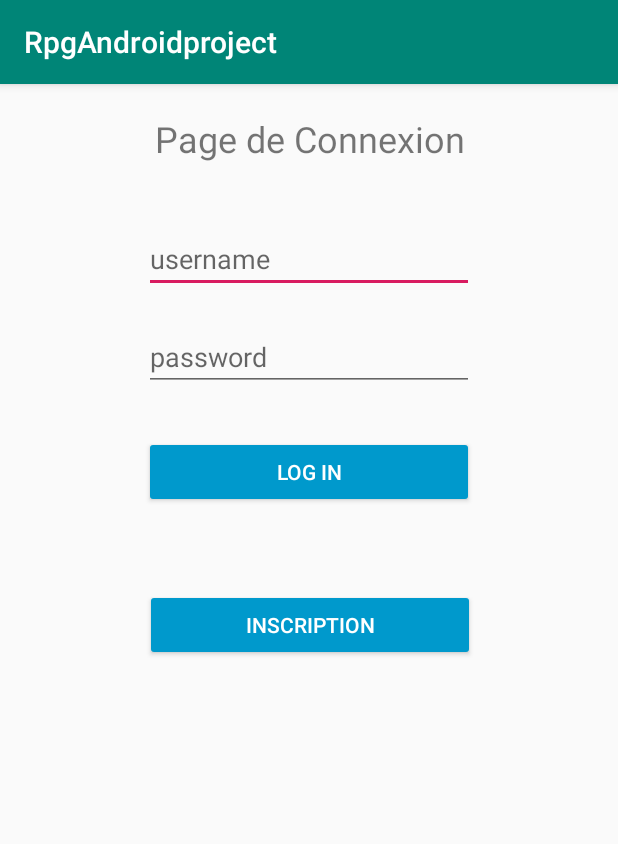
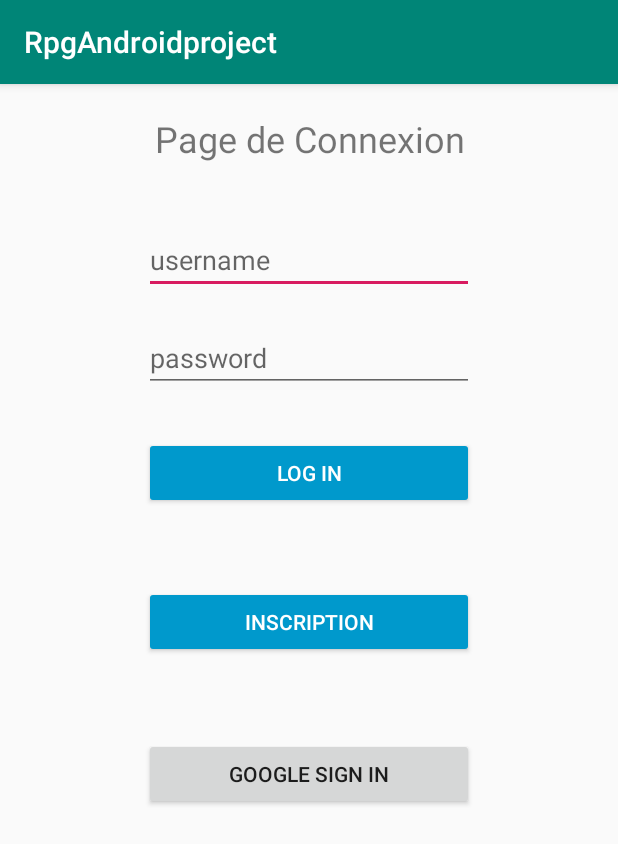
Before and after one commit to Tenshi25/RPGAndroidProject, an Android app: the screen it shows after launch (MainActivity), on a phone screen of 412 x 824 dp. Shown: the top 844 px of the screen. Run offline under Robolectric (Android 15) with nearby library versions, the phone set to English and light mode, and no system bars.

```diff
--- a/app/src/main/AndroidManifest.xml
+++ b/app/src/main/AndroidManifest.xml
@@ -2,7 +2,9 @@
 <manifest xmlns:android="http://schemas.android.com/apk/res/android"
     xmlns:tools="http://schemas.android.com/tools"
     package="master.ccm.rpgandroidproject">
-
+    <uses-permission android:name="android.permission.ACCOUNT_MANAGER"
+        tools:ignore="ProtectedPermissions" />
+    <uses-permission android:name="android.permission.INTERNET" />
     <application
         android:allowBackup="true"
         android:icon="@mipmap/ic_launcher"
--- a/app/src/main/java/master/ccm/rpgandroidproject/activite/MainActivity.java
+++ b/app/src/main/java/master/ccm/rpgandroidproject/activite/MainActivity.java
@@ -1,6 +1,8 @@
 package master.ccm.rpgandroidproject.activite;
 
 import android.content.Intent;
+import android.support.annotation.NonNull;
+import android.support.annotation.Nullable;
 import android.support.v7.app.AppCompatActivity;
 import android.os.Bundle;
 import android.util.Log;
@@ -8,11 +10,20 @@ import android.view.View;
 import android.widget.EditText;
 import android.widget.Toast;
 
+import com.google.android.gms.auth.api.Auth;
+import com.google.android.gms.auth.api.signin.GoogleSignInAccount;
+import com.google.android.gms.auth.api.signin.GoogleSignInOptions;
+import com.google.android.gms.auth.api.signin.GoogleSignInResult;
+import com.google.android.gms.common.ConnectionResult;
+import com.google.android.gms.common.api.GoogleApiClient;
+
 import master.ccm.rpgandroidproject.Entity.Utilisateur;
 import master.ccm.rpgandroidproject.R;
 import master.ccm.rpgandroidproject.manager.BDDManager;
 
-public class MainActivity extends AppCompatActivity {
+public class MainActivity extends AppCompatActivity implements GoogleApiClient.OnConnectionFailedListener {
+
+    GoogleApiClient mGoogleApiClient;
     private EditText champNom;
     private EditText champPassword;
     private static Utilisateur unUtilisateur = new Utilisateur();
@@ -23,7 +34,13 @@ public class MainActivity extends AppCompatActivity {
         setContentView(R.layout.activity_main);
         champNom =  findViewById(R.id.tb_username);
         champPassword =  findViewById(R.id.tb_password);
-
+        GoogleSignInOptions gso = new GoogleSignInOptions.Builder(GoogleSignInOptions.DEFAULT_SIGN_IN)
+                .requestEmail()
+                .build();
+        mGoogleApiClient = new GoogleApiClient.Builder(this)
+                .enableAutoManage(this, this)
+                .addApi(Auth.GOOGLE_SIGN_IN_API, gso)
+                .build();
     }
 
     public void onClickButtonInscription(View view) {
@@ -44,5 +61,25 @@ public class MainActivity extends AppCompatActivity {
         Toast.makeText(this,"Vous êtes connecté",Toast.LENGTH_SHORT).show();
         Intent monIntent = new Intent (this, pageAccueil.class);
         startActivity(monIntent);
+    }public void onClickGoogleOAuth(View view) {
+        Intent sign = Auth.GoogleSignInApi.getSignInIntent(mGoogleApiClient);
+        startActivityForResult(sign, 9025);
+    }
+    @Override
+    protected void onActivityResult(int requestCode, int resultCode, @Nullable Intent data) {
+        super.onActivityResult(requestCode, resultCode, data);
+
+        if(requestCode == 9025){
+            GoogleSignInResult result = Auth.GoogleSignInApi.getSignInResultFromIntent(data);
+            if(result.isSuccess()){
+                GoogleSignInAccount acct = result.getSignInAccount();
+                Log.i("Login", acct.getDisplayName());
+            }
+        }
+    }
+
+    @Override
+    public void onConnectionFailed(@NonNull ConnectionResult connectionResult) {
+
     }
 }
--- a/app/src/main/res/layout/activity_main.xml
+++ b/app/src/main/res/layout/activity_main.xml
@@ -23,24 +23,20 @@
         android:id="@+id/button3"
         android:layout_width="220dp"
         android:layout_height="wrap_content"
-        android:layout_marginTop="20dp"
-        android:layout_marginBottom="8dp"
+        android:layout_marginTop="51dp"
         android:backgroundTint="@android:color/holo_blue_dark"
         android:onClick="onClickButtonInscription"
         android:text="@string/bt_inscription"
         android:textColor="@color/common_google_signin_btn_text_dark_default"
-        app:layout_constraintBottom_toBottomOf="parent"
         app:layout_constraintEnd_toEndOf="parent"
-        app:layout_constraintHorizontal_bias="0.502"
         app:layout_constraintStart_toStartOf="parent"
-        app:layout_constraintTop_toBottomOf="@+id/button2"
-        app:layout_constraintVertical_bias="0.083" />
+        app:layout_constraintTop_toBottomOf="@+id/button2" />
 
     <EditText
         android:id="@+id/tb_username"
         android:layout_width="220dp"
         android:layout_height="wrap_content"
-        android:layout_marginTop="41dp"
+        android:layout_marginTop="42dp"
         android:ems="10"
         android:hint="@string/tb_userName"
         android:inputType="textEmailAddress"
@@ -64,13 +60,12 @@
         android:id="@+id/Titre_connexion"
         android:layout_width="220dp"
         android:layout_height="wrap_content"
-        android:layout_marginTop="20dp"
         android:text="@string/Titre_connexion"
         android:textAlignment="center"
         android:textSize="24sp"
         app:layout_constraintEnd_toEndOf="parent"
         app:layout_constraintStart_toStartOf="parent"
-        app:layout_constraintTop_toTopOf="parent" />
+        app:layout_constraintTop_toTopOf="@+id/guideline2" />
 
     <android.support.constraint.Guideline
         android:id="@+id/guideline"
@@ -85,4 +80,15 @@
         android:layout_height="wrap_content"
         android:orientation="horizontal"
         app:layout_constraintGuide_begin="20dp" />
+
+    <Button
+        android:id="@+id/bt_googleSignIn"
+        android:layout_width="220dp"
+        android:layout_height="wrap_content"
+        android:layout_marginTop="53dp"
+        android:onClick="onClickGoogleOAuth"
+        android:text="Google Sign in"
+        app:layout_constraintEnd_toEndOf="parent"
+        app:layout_constraintStart_toStartOf="parent"
+        app:layout_constraintTop_toBottomOf="@+id/button3" />
 </android.support.constraint.ConstraintLayout>
```
Also changed, not shown: app/build.gradle (+5 -4 lines), app/src/main/java/master/ccm/rpgandroidproject/Entity/OnTokenAcquired.java (added, +37 -0 lines).
